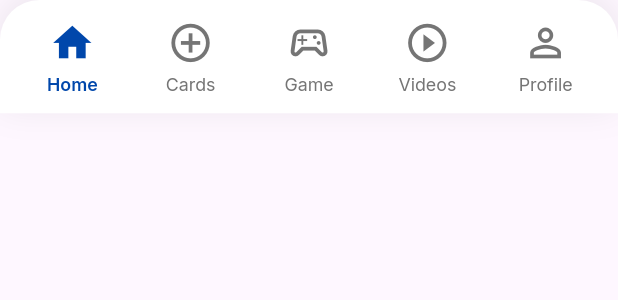
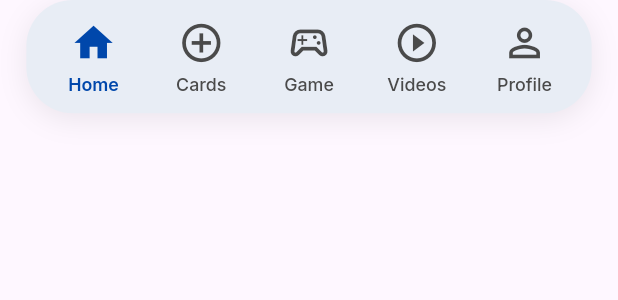
Before and after one commit to emon2002926/nelsontan_offshore_drilling, a Flutter app: the CustomBottomNavigationBar widget shown alone on an empty page, opened directly with empty values, on a phone screen of 412 x 824 dp. Shown: the top 300 px of the screen. Run offline on Flutter 3.47's test engine with Material 3 defaults, Android fonts, the phone set to English and light mode, and no system bars; our stand-ins replace get, get_storage, google_fonts; accounts and stored records are empty.

Commit message:
feat: Refactor bottom navigation UI
This commit refactors the bottom navigation bar to achieve a modern, floating appearance.

Specific changes include:
- Wrapped the bottom navigation container with `Padding` to create a floating effect.
- Updated the background color to a light blue-gray (`#E8EDF5`).
- Increased the border radius for more rounded corners.
- Adjusted the box shadow to appear below the bar.
- Changed the color and font weight of unselected icons and labels for better visual contrast.

```diff
--- a/lib/core/widgets/bottom_navigation/bottom_navigation.dart
+++ b/lib/core/widgets/bottom_navigation/bottom_navigation.dart
@@ -1,5 +1,4 @@
 import 'package:flutter/material.dart';
-
 import '../../util/screen_size.dart';
 import '../text/app_text.dart';
 
@@ -25,17 +24,21 @@ class CustomBottomNavigationBar extends StatelessWidget {
       {'icon': Icons.person_outline, 'activeIcon': Icons.person, 'label': 'Profile'},
     ];
 
-    return Container(
+    return Padding(
+      padding: EdgeInsets.only(
+        left: context.responsiveSize(16),
+        right: context.responsiveSize(16),
+        bottom: context.responsiveSize(16),
+      ),
+      child: Container(
         decoration: BoxDecoration(
-        color: Colors.white,
-        borderRadius: BorderRadius.vertical(
-          top: Radius.circular(context.responsiveSize(24)),
-        ),
+          color: const Color(0xFFE8EDF5), // Light blue-gray background
+          borderRadius: BorderRadius.circular(context.responsiveSize(28)),
           boxShadow: [
             BoxShadow(
               color: Colors.black.withOpacity(0.08),
-            blurRadius: 20,
-            offset: const Offset(0, -4),
+              blurRadius: 16,
+              offset: const Offset(0, 4),
             ),
           ],
         ),
@@ -66,16 +69,16 @@ class CustomBottomNavigationBar extends StatelessWidget {
                           size: context.responsiveSize(28),
                           color: isSelected
                               ? const Color(0xFF0047AB) // SafeRig360 blue
-                            : const Color(0xFF757575), // Gray for unselected
+                              : const Color(0xFF4A4A4A), // Dark gray for unselected
                         ),
                         SizedBox(height: context.responsiveSize(4)),
                         AppText(
                           data: item['label'] as String,
                           fontSize: 12,
-                        fontWeight: isSelected ? FontWeight.w600 : FontWeight.w400,
+                          fontWeight: isSelected ? FontWeight.w600 : FontWeight.w500,
                           color: isSelected
                               ? const Color(0xFF0047AB) // SafeRig360 blue
-                            : const Color(0xFF757575), // Gray for unselected
+                              : const Color(0xFF4A4A4A), // Dark gray for unselected
                           useResponsiveFontSize: true,
                         ),
                       ],
@@ -86,6 +89,7 @@ class CustomBottomNavigationBar extends StatelessWidget {
             ),
           ),
         ),
+      ),
     );
   }
 }
--- a/lib/features/splash/controller/splash_controller.dart
+++ b/lib/features/splash/controller/splash_controller.dart
@@ -2,6 +2,7 @@ import 'dart:async';
 import 'package:get/get.dart';
 import 'package:nelsontan_offshore_drilling/features/auth/views/signin_screen.dart';
 import 'package:nelsontan_offshore_drilling/features/onboarding/views/onboarding_screen.dart';
+import 'package:nelsontan_offshore_drilling/home_page.dart';
 import '../../../../core/util/storage_service.dart';
 import 'package:get_storage/get_storage.dart';
 import '../../../core/util/app_navigation.dart';
```
Lines whose indentation alone changed are shown as unchanged.
